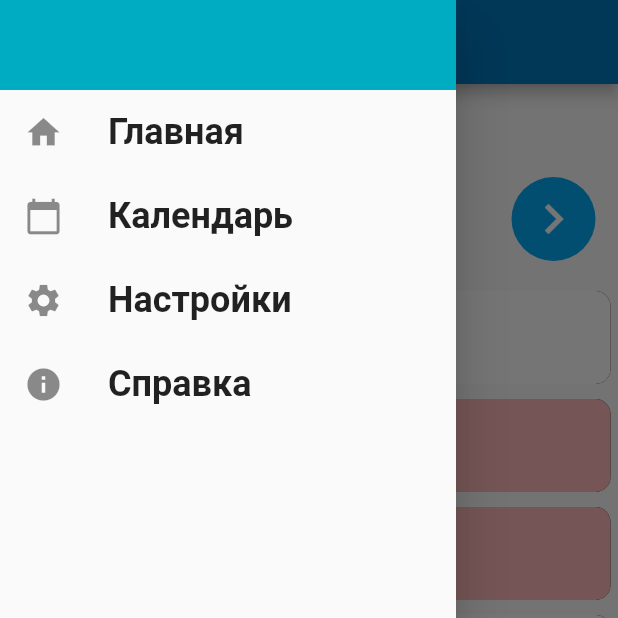
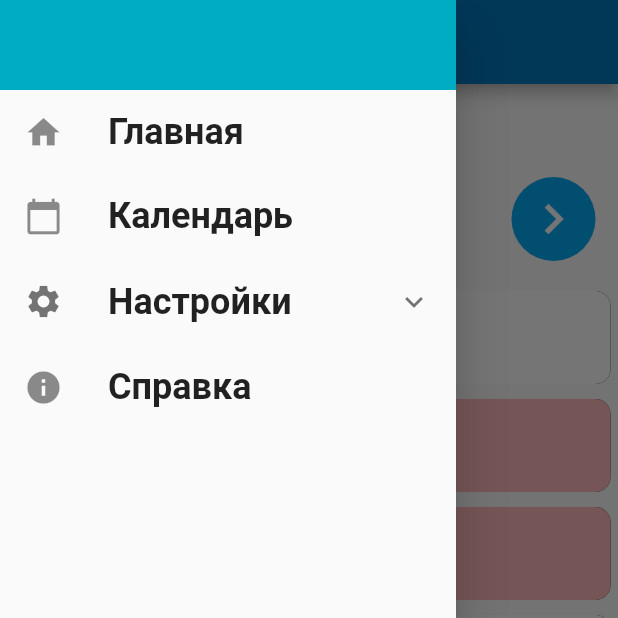
Before and after one commit to amatskevich/calendar_of_factory, a Flutter app: the screen it shows after launch, with the side drawer open, on a phone screen of 412 x 824 dp, the top half of it. Run offline on Flutter 3.47's test engine with Material 2 defaults, Android fonts, the phone set to English and light mode, and no system bars; Roboto replaces fonts that are missing (Georgia, Hind).

Commit message:
-refactoring drawer -create two screens for configuration

```diff
--- a/lib/screens/configuration_screen.dart
+++ b/lib/configuration_main_screen/configuration_main_screen.dart
@@ -1,14 +1,14 @@
 import 'package:flutter/material.dart';
 
-class ConfigurationScreen extends StatelessWidget {
+class ConfigurationMainScreen extends StatelessWidget {
 
-  static const routeName = '/configuration';
+  static const routeName = '/configuration/main';
 
   @override
   Widget build(BuildContext context) {
     return Scaffold(
       appBar: AppBar(
-        title: Text('Настройки'),
+        title: Text('Настройка главного экрана'),
       ),
       body: ListView(),
     );
--- a/lib/main.dart
+++ b/lib/main.dart
@@ -1,3 +1,5 @@
+import 'package:calendaroffactory/configuration_main_screen/configuration_main_screen.dart';
+import 'package:calendaroffactory/configuration_shifts_data/configuration_shifts_data_screen.dart';
 import 'package:calendaroffactory/providers/selected_date.dart';
 import 'package:calendaroffactory/providers/user_info.dart';
 import 'package:flutter/material.dart';
@@ -5,7 +7,6 @@ import 'package:provider/provider.dart';
 
 import 'screens/about_screen.dart';
 import 'screens/calendar_screen.dart';
-import 'screens/configuration_screen.dart';
 import 'single_main_screen/single_main_screen.dart';
 
 void main() => runApp(MyApp());
@@ -15,8 +16,8 @@ class MyApp extends StatelessWidget {
   Widget build(BuildContext context) {
     return MultiProvider(
       providers: [
-        ChangeNotifierProvider.value( value: SelectedDate()),
-        ChangeNotifierProvider.value( value: UserInfo()),
+        ChangeNotifierProvider.value(value: SelectedDate()),
+        ChangeNotifierProvider.value(value: UserInfo()),
       ],
       child: MaterialApp(
         title: 'Смены Полимира',
@@ -38,7 +39,8 @@ class MyApp extends StatelessWidget {
         routes: {
           '/': (context) => SingleMainScreen(),
           CalendarScreen.routeName: (_) => CalendarScreen(),
-          ConfigurationScreen.routeName: (_) => ConfigurationScreen(),
+          ConfigurationMainScreen.routeName: (_) => ConfigurationMainScreen(),
+          ConfigurationShiftsDataScreen.routeName: (_) => ConfigurationShiftsDataScreen(),
           AboutScreen.routeName: (_) => AboutScreen(),
         },
       ),
--- a/lib/widgets/main_drawer.dart
+++ b/lib/widgets/main_drawer.dart
@@ -1,10 +1,10 @@
+import 'package:calendaroffactory/configuration_main_screen/configuration_main_screen.dart';
+import 'package:calendaroffactory/configuration_shifts_data/configuration_shifts_data_screen.dart';
 import 'package:calendaroffactory/screens/about_screen.dart';
 import 'package:calendaroffactory/screens/calendar_screen.dart';
-import 'package:calendaroffactory/screens/configuration_screen.dart';
 import 'package:flutter/material.dart';
 
 class MainDrawer extends StatelessWidget {
-
   const MainDrawer();
 
   Widget buildListTitle(String title, IconData icon, Function tapHandler) {
@@ -39,30 +39,54 @@ class MainDrawer extends StatelessWidget {
           buildListTitle(
             'Главная',
             Icons.home,
-                () {
-              Navigator.of(context).pushReplacementNamed('/');
-            },
+            () => Navigator.of(context).pushReplacementNamed('/'),
           ),
           buildListTitle(
             'Календарь',
             Icons.calendar_today,
-                () {
-              Navigator.of(context).pushReplacementNamed(CalendarScreen.routeName);
-            },
+            () => Navigator.of(context).pushReplacementNamed(CalendarScreen.routeName),
           ),
-          buildListTitle(
-            'Настройки',
-            Icons.settings,
-                () {
-              Navigator.of(context).pushNamed(ConfigurationScreen.routeName);
-            },
+          ExpansionTile(
+            leading: Icon(
+              Icons.settings,
+              size: 26,
+            ),
+            title: Text(
+              'Настройки',
+              style: TextStyle(
+                fontSize: 24,
+                fontWeight: FontWeight.bold,
+              ),
+            ),
+            children: <Widget>[
+              ListTile(
+                title: Text(
+                  'Главного экрана',
+                  textAlign: TextAlign.right,
+                  style: TextStyle(
+                    fontSize: 20,
+                    fontWeight: FontWeight.bold,
+                  ),
+                ),
+                onTap: () => Navigator.of(context).pushNamed(ConfigurationMainScreen.routeName),
+              ),
+              ListTile(
+                title: Text(
+                  'Информации о сменах',
+                  textAlign: TextAlign.right,
+                  style: TextStyle(
+                    fontSize: 20,
+                    fontWeight: FontWeight.bold,
+                  ),
+                ),
+                onTap: () => Navigator.of(context).pushNamed(ConfigurationShiftsDataScreen.routeName),
+              ),
+            ],
           ),
           buildListTitle(
             'Справка',
             Icons.info,
-                () {
-              Navigator.of(context).pushNamed(AboutScreen.routeName);
-            },
+            () => Navigator.of(context).pushNamed(AboutScreen.routeName),
           ),
         ],
       ),
```
Also changed, not shown: lib/configuration_shifts_data/configuration_shifts_data_screen.dart (added, +16 -0 lines).
